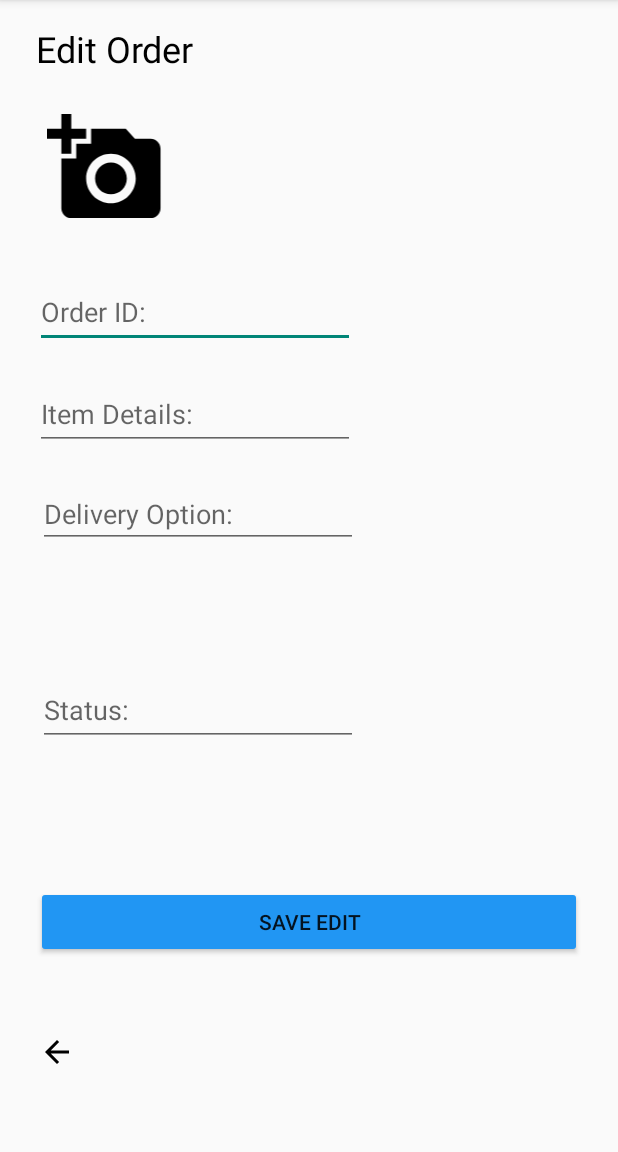
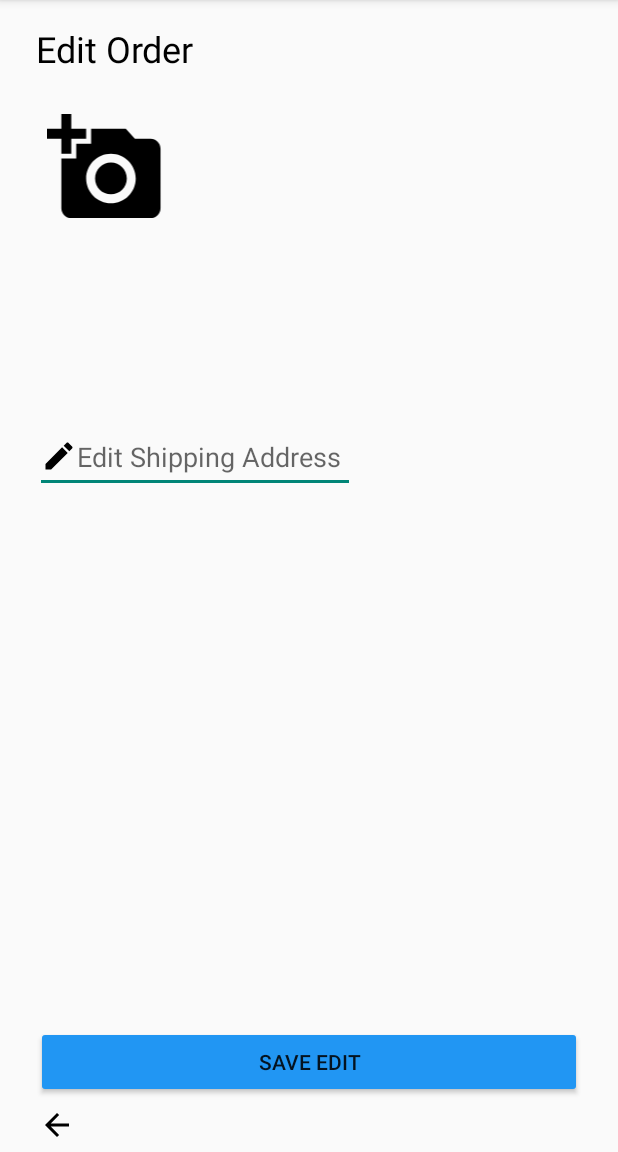
Before and after one commit to GeaByte/household-resale-android-app, an Android app: the OrderDetailActivity screen opened directly, with no data from a screen before it, after a tap on "EDIT ORDER", on a phone screen of 412 x 824 dp, the part 84-1236 px from its top. Run offline under Robolectric (Android 15) with nearby library versions, the light colour scheme and no system bars.

Commit message:
implement Edit order/Order detail

```diff
--- a/app/src/main/java/com/example/g1_csis3175_002/Edit_Order.java
+++ b/app/src/main/java/com/example/g1_csis3175_002/Edit_Order.java
@@ -4,6 +4,7 @@ import android.content.Intent;
 import android.os.Bundle;
 import android.view.View;
 import android.widget.Button;
+import android.widget.EditText;
 import android.widget.ImageView;
 import android.widget.Spinner;
 import android.widget.TextView;
@@ -17,18 +18,23 @@ import androidx.core.view.WindowInsetsCompat;
 
 public class Edit_Order extends AppCompatActivity {
 
+
+    // Define views
+    private EditText txtShippingAddress;
+    private Button btnSaveEdit;
+
+    // DatabaseHelper instance
+    private DatabaseHelper dbHelper;
+
+    // Order ID
+    private int orderId;
+
     @Override
     protected void onCreate(Bundle savedInstanceState) {
         super.onCreate(savedInstanceState);
         EdgeToEdge.enable(this);
         setContentView(R.layout.activity_edit_order);
 
-        Button btnSave = findViewById(R.id.btnSaveEdit);
-        TextView option = findViewById(R.id.txtDiliOption);
-        TextView orderID = findViewById(R.id.txtOrderID);
-        TextView itemDetail = findViewById(R.id.txtItemDetail);
-
-        TextView status = findViewById(R.id.txtStatus);
         ImageView goBack = findViewById(R.id.btnBackToOrder);
 
 
@@ -39,20 +45,46 @@ public class Edit_Order extends AppCompatActivity {
                 startActivity(new Intent(Edit_Order.this,OrderDetailActivity.class));
             }
         });
+        // Initialize views
+        txtShippingAddress = findViewById(R.id.txtItemDetail);
+        btnSaveEdit = findViewById(R.id.btnSaveEdit);
+
+        // Initialize DatabaseHelper
+        dbHelper = new DatabaseHelper(this);
+
+        // Get order ID from intent
+        orderId = getIntent().getIntExtra("ORDER_ID", -1);
+
+        // Populate shipping address EditText with existing address
+        String existingAddress = getIntent().getStringExtra("SHIPPING_ADDRESS");
+        txtShippingAddress.setText(existingAddress);
+
+        // Set onClickListener for btnSaveEdit
+        btnSaveEdit.setOnClickListener(new View.OnClickListener() {
+            @Override
+            public void onClick(View view) {
+                // Get updated shipping address
+                String newAddress = txtShippingAddress.getText().toString().trim();
+
+                // Update shipping address in database
+                boolean isUpdated = dbHelper.updateShippingAddress(orderId, newAddress);
+
+                if (isUpdated) {
+                    // If update successful, show a toast message
+                    Toast.makeText(Edit_Order.this, "Shipping address updated successfully", Toast.LENGTH_SHORT).show();
+                    // Finish the activity
+                    finish();
+                } else {
+                    // If update failed, show a toast message
+                    Toast.makeText(Edit_Order.this, "Failed to update shipping address", Toast.LENGTH_SHORT).show();
+                }
+            }
+        });
 
 
 
 
 
-        btnSave.setOnClickListener(new View.OnClickListener() {
-            @Override
-            public void onClick(View v) {
-
-
-
-
-            }
-        });
 
 
     }
--- a/app/src/main/java/com/example/g1_csis3175_002/OrderDetailActivity.java
+++ b/app/src/main/java/com/example/g1_csis3175_002/OrderDetailActivity.java
@@ -3,6 +3,7 @@ package com.example.g1_csis3175_002;
 import androidx.appcompat.app.AppCompatActivity;
 
 import android.content.Intent;
+import android.database.Cursor;
 import android.net.Uri;
 import android.os.Bundle;
 import android.view.View;
@@ -14,47 +15,70 @@ import java.util.ArrayList;
 
 public class OrderDetailActivity extends AppCompatActivity {
 
+
+    private TextView txtShippingAddress;
+    private TextView tvShowOrdate;
+    private TextView tvShowOrderStatus;
+
+    // DatabaseHelper instance
+    private DatabaseHelper dbHelper;
+
     @Override
     protected void onCreate(Bundle savedInstanceState) {
         super.onCreate(savedInstanceState);
         setContentView(R.layout.activity_order_detail);
 
-        // Instantiate DatabaseHelper
-        DatabaseHelper dbHelper = new DatabaseHelper(this);
-
-        // Retrieve product data from the database
-        ArrayList<ProductModel> productList = dbHelper.getAllProducts();
-
         Button btnEdit = findViewById(R.id.btnEdit);
-        TextView id = findViewById(R.id.tvShowOrderId);
-        TextView itemDetailTextView = findViewById(R.id.tvItemDetail);
-        TextView deliveryOption = findViewById(R.id.tvShowDeliveryOption);
-        TextView status = findViewById(R.id.tvShowOrderStatus);
         ImageView productImage = findViewById(R.id.imgOrderDetailProduct);
 
-        if (!productList.isEmpty()) {
-            // Assuming you want to load the first product into the layout
-            ProductModel product = productList.get(0);
+        // Initialize TextViews
+        txtShippingAddress = findViewById(R.id.txtShippingAddress);
+        tvShowOrdate = findViewById(R.id.tvShowOrdate);
+        tvShowOrderStatus = findViewById(R.id.tvShowOrderStatus);
 
-            // Set product details to views
-            id.setText(String.valueOf(product.getOrderId())); // Assuming getOrderId() returns order ID
-            itemDetailTextView.setText(product.getItemDetail());
-            deliveryOption.setText(product.getDeliveryOption());
-            status .setText(product.getOrderStatus());
+        // Get order ID from intent or any other source
+        int orderId = getIntent().getIntExtra("ORDER_ID", -1);
+
+        // Initialize DatabaseHelper
+        dbHelper = new DatabaseHelper(this);
 
 
-            // Load product image using Glide or any other image loading library
-            // Assuming productImagePath is the path to your image
-            Uri imageUri = Uri.parse(product.getImagePath());
-            productImage.setImageURI(imageUri);
+        // Get order details
+        Cursor cursor = dbHelper.getOrderDetails(orderId);
+
+        // Move the cursor to the first row
+        if (cursor != null && cursor.moveToFirst()) {
+            // Retrieve data from the cursor
+            String shippingAddress = cursor.getString(cursor.getColumnIndexOrThrow(DatabaseHelper.T3COL2));
+            String orderDate = cursor.getString(cursor.getColumnIndexOrThrow(DatabaseHelper.T3COL3));
+            String orderStatus = cursor.getString(cursor.getColumnIndexOrThrow(DatabaseHelper.T3COL4));
+
+            // Populate TextViews with the retrieved data
+            txtShippingAddress.setText(shippingAddress);
+            tvShowOrdate.setText(orderDate);
+            tvShowOrderStatus.setText(orderStatus);
+
+            // Close the cursor
+            cursor.close();
         }
 
+
+
+
+        String statusOrder = tvShowOrderStatus.getText().toString();
+        /*String statusOrder = "Deliveried"; //test */
+
+        if (statusOrder != "Deliveried"){
             btnEdit.setOnClickListener(new View.OnClickListener() {
                 @Override
                 public void onClick(View v) {
                     startActivity(new Intent(OrderDetailActivity.this,Edit_Order.class));
                 }
             });
+        }
+        else
+            btnEdit.setText("Report");
+
 
         /*
         sample data
--- a/app/src/main/res/layout/activity_edit_order.xml
+++ b/app/src/main/res/layout/activity_edit_order.xml
@@ -32,54 +32,24 @@
         app:layout_constraintEnd_toEndOf="parent"
         app:layout_constraintHorizontal_bias="0.0"
         app:layout_constraintStart_toStartOf="parent"
-        app:layout_constraintTop_toBottomOf="@+id/txtStatus"
         tools:ignore="VisualLintButtonSize" />
-
-    <EditText
-        android:id="@+id/txtOrderID"
-        android:layout_width="wrap_content"
-        android:layout_height="wrap_content"
-        android:layout_marginTop="32dp"
-        android:autofillHints=""
-        android:ems="10"
-        android:hint="@string/txtOrderID"
-        android:inputType="text"
-        android:minHeight="48dp"
-        app:layout_constraintEnd_toEndOf="parent"
-        app:layout_constraintHorizontal_bias="0.119"
-        app:layout_constraintStart_toStartOf="parent"
-        app:layout_constraintTop_toBottomOf="@+id/imgEditView" />
 
     <EditText
         android:id="@+id/txtItemDetail"
         android:layout_width="wrap_content"
         android:layout_height="wrap_content"
-        android:layout_marginTop="20dp"
         android:autofillHints=""
+        android:drawableStart="@drawable/baseline_edit_24"
         android:ems="10"
-        android:hint="@string/txtItemDetail"
+        android:hint="@string/txtEditShippingAddress"
         android:inputType="text"
         android:minHeight="48dp"
+        app:layout_constraintBottom_toTopOf="@+id/btnSaveEdit"
         app:layout_constraintEnd_toEndOf="parent"
         app:layout_constraintHorizontal_bias="0.119"
         app:layout_constraintStart_toStartOf="parent"
-        app:layout_constraintTop_toBottomOf="@+id/txtOrderID" />
-
-    <EditText
-        android:id="@+id/txtStatus"
-        android:layout_width="wrap_content"
-        android:layout_height="wrap_content"
-        android:autofillHints=""
-        android:ems="10"
-        android:hint="@string/txtStatus"
-        android:inputType="text"
-        android:minHeight="48dp"
-        app:layout_constraintBottom_toBottomOf="parent"
-        app:layout_constraintEnd_toEndOf="parent"
-        app:layout_constraintHorizontal_bias="0.129"
-        app:layout_constraintStart_toStartOf="parent"
-        app:layout_constraintTop_toBottomOf="@+id/txtDiliOption"
-        app:layout_constraintVertical_bias="0.237" />
+        app:layout_constraintTop_toBottomOf="@+id/imgEditView"
+        app:layout_constraintVertical_bias="0.266" />
 
     <ImageView
         android:id="@+id/imgEditView"
@@ -107,20 +77,4 @@
         android:contentDescription="TODO"
         tools:ignore="ContentDescription,HardcodedText" />
 
-    <EditText
-        android:id="@+id/txtDiliOption"
-        android:layout_width="wrap_content"
-        android:layout_height="wrap_content"
-        android:layout_marginTop="20dp"
-        android:autofillHints=""
-        android:ems="10"
-        android:hint="@string/txtDeliveryOption"
-        android:inputType="text"
-        app:layout_constraintBottom_toBottomOf="parent"
-        app:layout_constraintEnd_toEndOf="parent"
-        app:layout_constraintHorizontal_bias="0.129"
-        app:layout_constraintStart_toStartOf="parent"
-        app:layout_constraintTop_toBottomOf="@+id/txtItemDetail"
-        app:layout_constraintVertical_bias="0.0" />
-
 </androidx.constraintlayout.widget.ConstraintLayout>
--- a/app/src/main/res/values/strings.xml
+++ b/app/src/main/res/values/strings.xml
@@ -108,8 +108,8 @@
     <string name="btnView">View</string>
     <string name="btnEdit">Edit</string>
     <string name="txtOrderDetail">Order Details</string>
-    <string name="txtItemDetail">Item Details:</string>
-    <string name="txtDeliveryOption">Delivery Option:</string>
+    <string name="txtShippingAddress">Shipping Address:</string>
+
     <string name="btnEditOrder">Edit Order</string>
     <string name="txtOriginalPrice">Original Price:</string>
     <string name="txtDiscountPrice">Discount Price:</string>
@@ -122,6 +122,8 @@
     <string name="txtEditOrder">Edit Order</string>
     <string name="btnSaveEdit">Save Edit</string>
     <string name="todo">TODO</string>
+    <string name="txtItemDetail">Order Detail</string>
+    <string name="txtEditShippingAddress">Edit Shipping Address</string>
 
     <string-array name="txtDeliveryOpt">
         <item>Choose Delivery Option</item>
```
Also changed, not shown: app/src/main/java/com/example/g1_csis3175_002/DatabaseHelper.java (+26 -0 lines), app/src/main/res/layout/activity_order_detail.xml (+25 -14 lines). Lines whose indentation alone changed are shown as unchanged.
